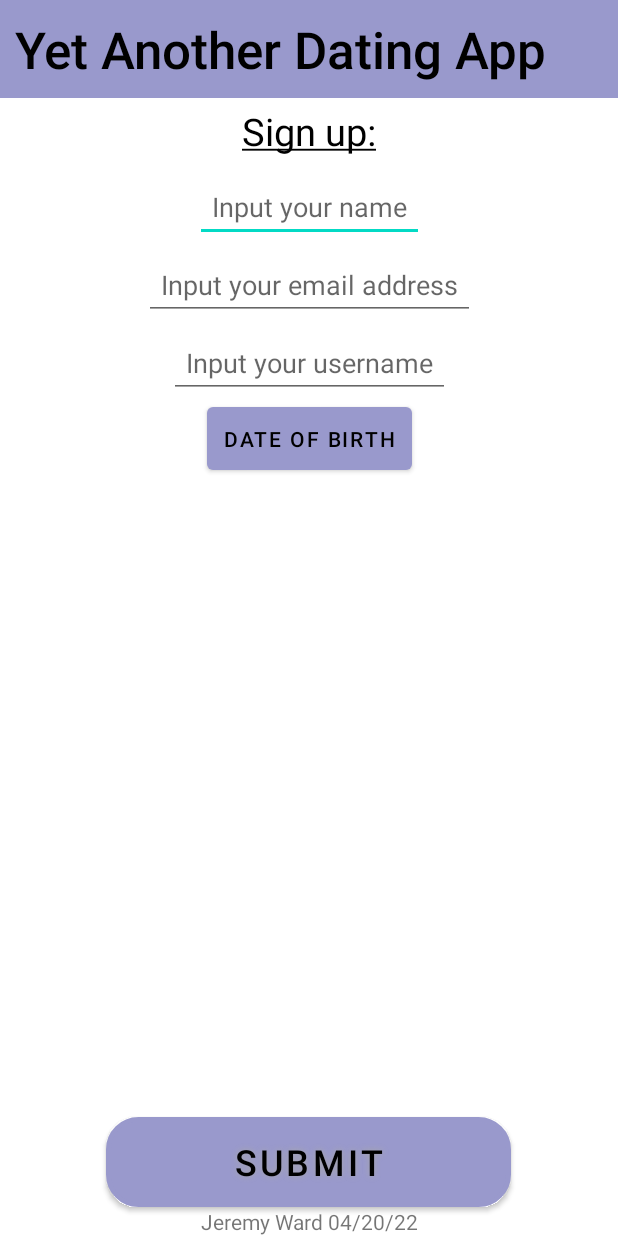
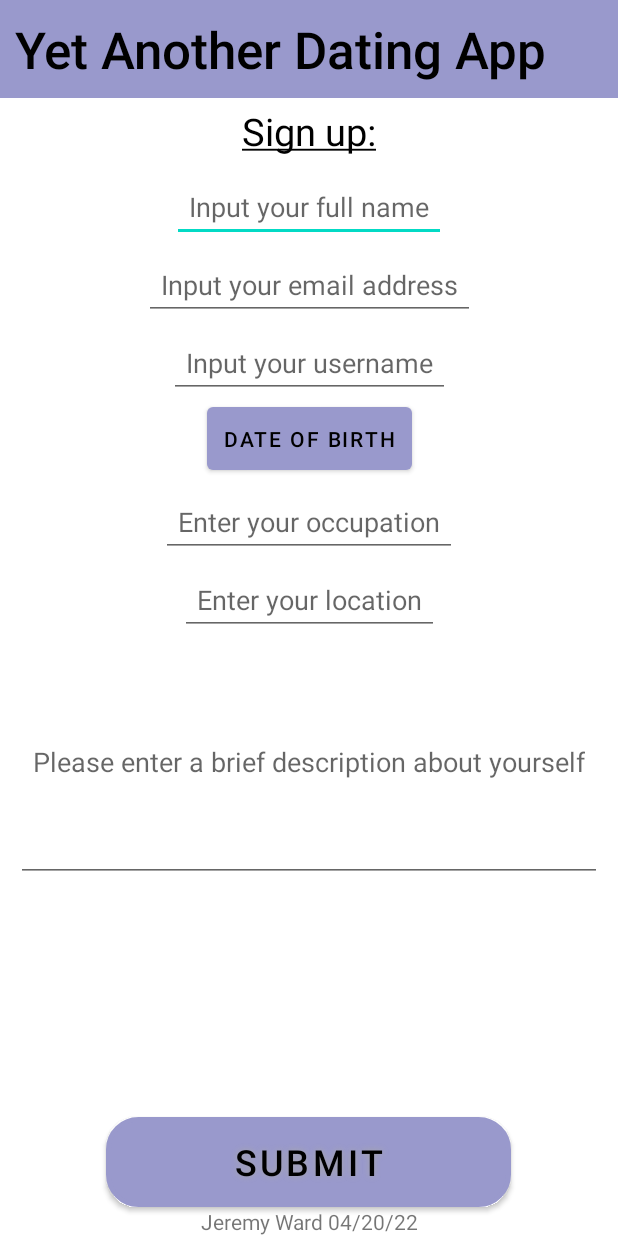
Before and after one commit to Exochos/AD340JeremyWardWeeklyAssignments, an Android app: the screen it shows after launch (MainActivity), on a phone screen of 412 x 824 dp. Run offline under Robolectric (Android 15) with nearby library versions, the phone set to English and light mode, and no system bars.

Commit message:
Small update nothing much

```diff
--- a/app/src/main/res/layout/activity_main.xml
+++ b/app/src/main/res/layout/activity_main.xml
@@ -5,9 +5,8 @@
     android:layout_width="match_parent"
     android:layout_height="match_parent"
     tools:context=".MainActivity">
-
     <EditText
-        android:id="@+id/name"
+        android:id="@+id/nameField"
         android:layout_width="wrap_content"
         android:layout_height="wrap_content"
         android:hint="@string/name"
@@ -16,13 +15,12 @@
         app:layout_constraintStart_toStartOf="@id/signup"
         android:layout_marginTop="2pt"
         android:padding="5pt" />
-
     <EditText
         android:id="@+id/email"
         android:layout_width="wrap_content"
         android:layout_height="wrap_content"
         android:hint="@string/emailHint"
-        app:layout_constraintTop_toBottomOf="@id/name"
+        app:layout_constraintTop_toBottomOf="@id/nameField"
         app:layout_constraintEnd_toEndOf="@id/signup"
         app:layout_constraintStart_toStartOf="@id/signup"
         android:layout_marginTop="2pt"
@@ -39,6 +37,7 @@
         android:layout_marginTop="2pt"
         android:padding="5pt" />
     <Button
+        android:id="@+id/dateOfBirth"
         android:layout_width="wrap_content"
         android:layout_height="wrap_content"
         android:text="@string/pickTime"
@@ -50,6 +49,38 @@
         android:textColor="@android:color/black"
         android:padding="5pt"
         />
+    <EditText
+        android:id="@+id/occupation"
+        android:layout_width="wrap_content"
+        android:layout_height="wrap_content"
+        android:hint="@string/occupationHint"
+        app:layout_constraintTop_toBottomOf="@id/dateOfBirth"
+        app:layout_constraintEnd_toEndOf="@id/signup"
+        app:layout_constraintStart_toStartOf="@id/signup"
+        android:layout_marginTop="2pt"
+        android:padding="5pt" />
+    <EditText
+        android:id="@+id/location"
+        android:layout_width="wrap_content"
+        android:layout_height="wrap_content"
+        android:hint="@string/locationHint"
+        app:layout_constraintTop_toBottomOf="@id/occupation"
+        app:layout_constraintEnd_toEndOf="@id/signup"
+        app:layout_constraintStart_toStartOf="@id/signup"
+        android:layout_marginTop="2pt"
+        android:padding="5pt" />
+    <EditText
+        android:id="@+id/description"
+        android:layout_width="wrap_content"
+        android:layout_height="160dp"
+        android:hint="@string/descHint"
+        app:layout_constraintTop_toBottomOf="@id/location"
+        app:layout_constraintEnd_toEndOf="@id/signup"
+        app:layout_constraintStart_toStartOf="@id/signup"
+        android:layout_marginTop="2pt"
+        android:padding="5pt" />
+
+
 
 
     <TextView
--- a/app/src/main/res/values/strings.xml
+++ b/app/src/main/res/values/strings.xml
@@ -5,9 +5,17 @@
     <string name="formLabel">Yet Another Dating App</string>
     <string name="signupLabel"><u>Sign up:</u></string>
     <string name="pickTime">Date of Birth</string>
-    <string name="name">Input your name</string>
-    <string name="emailHint">Input your email address </string>
+    <string name="name">Input your full name</string>
+    <string name="emailHint">Input your email address</string>
     <string name="username">Input your username</string>
+    <string name="fullname">Joy ii</string>
+    <string name="match">Match!</string>
+    <string name="back">Back</string>
+    <string name="occupationHint">Enter your occupation</string>
+    <string name="locationHint">Enter your location</string>
+    <string name="descHint">Please enter a brief description about yourself</string>
+    <string name="imageName">Image of Pup</string>
     <!-- TODO: Remove or change this placeholder text -->
     <string name="hello_blank_fragment">Hello blank fragment</string>
+    <string name="myNameView">nameTest</string>
 </resources>
```
Also changed, not shown: app/src/main/java/com/example/ad340jeremywardweeklyassignments/MainActivity.java (+9 -2 lines), app/src/main/java/com/example/ad340jeremywardweeklyassignments/SecondActivity.java (+9 -1 lines), app/src/main/res/layout/activity_second.xml (+72 -23 lines), app/src/main/res/drawable/pup.jpg (deleted).
